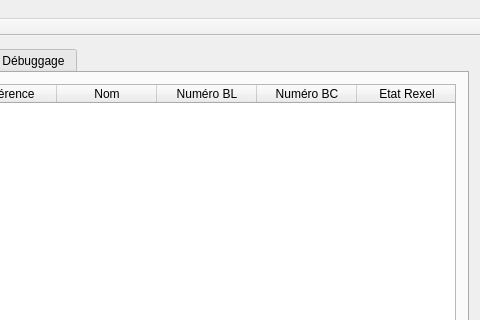
This is AutoBL/principal.ui in firedream89/AutoBL as Qt 5 draws it before an edit; both pictures show x 268 to 748 and y 0 to 320 of the 748 by 598 pixel window. The edited form follows.
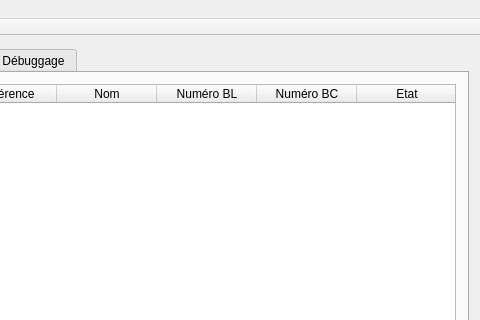
This is the edited form. Icons and pictures are not drawn.

The edit to the form file:
```diff
--- a/AutoBL/principal.ui
+++ b/AutoBL/principal.ui
@@ -84,7 +84,7 @@
           </column>
           <column>
            <property name="text">
-            <string>Etat Rexel</string>
+            <string>Etat</string>
            </property>
            <property name="toolTip">
             <string>&lt;html&gt;&lt;head/&gt;&lt;body&gt;&lt;p&gt;Etat de la commande Rexel :&lt;/p&gt;&lt;p&gt;-En cours : Commande incomplète&lt;/p&gt;&lt;p&gt;-Fermée : Commande livrée&lt;/p&gt;&lt;/body&gt;&lt;/html&gt;</string>
```
